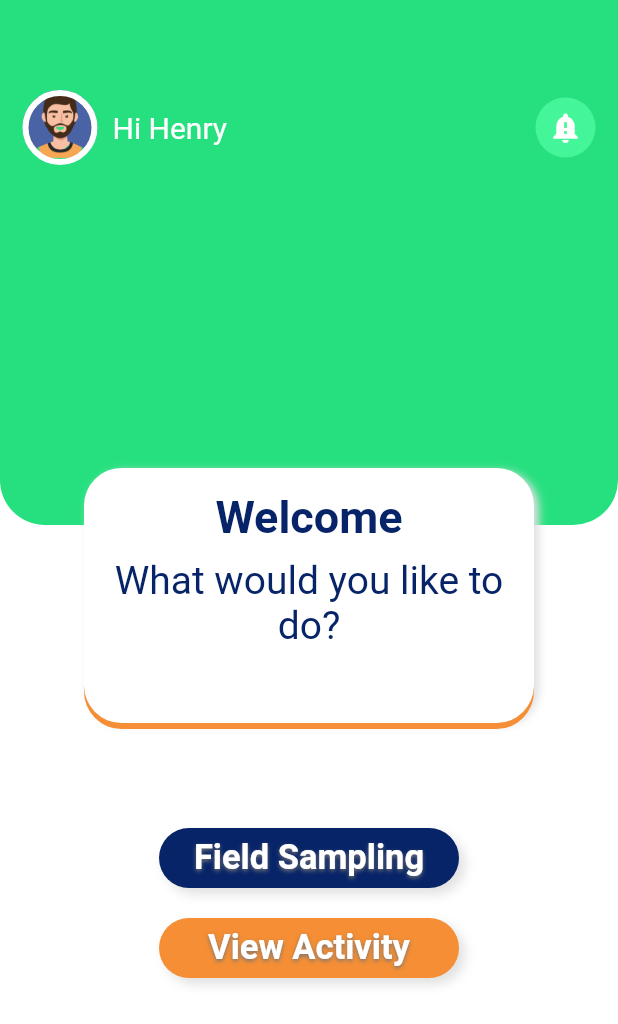
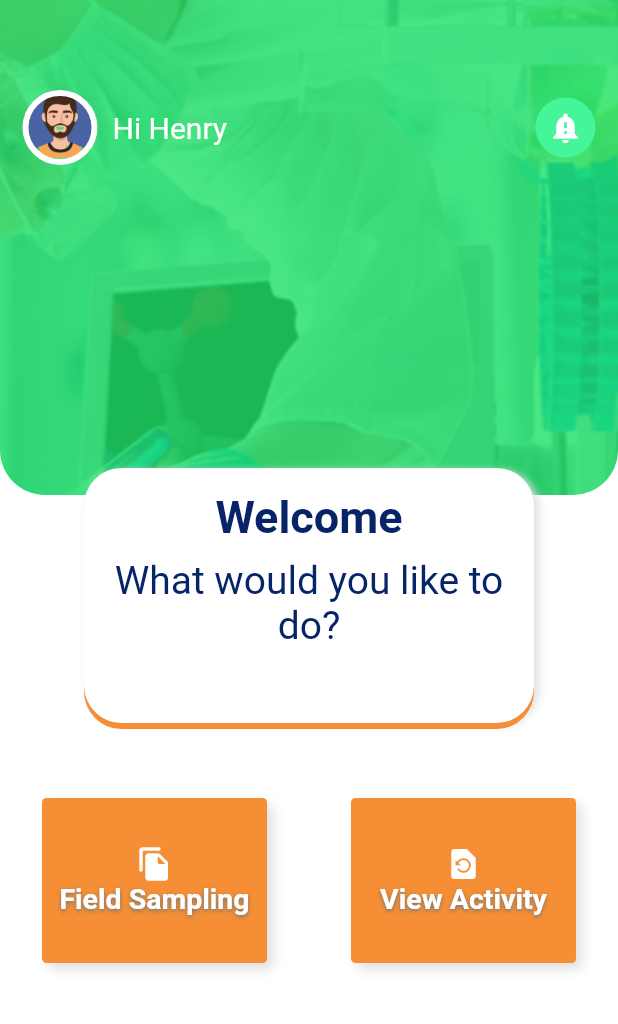
Before and after one commit to kekule15/pams, a Flutter app: the HomeView screen opened directly, on a phone screen of 412 x 824 dp. Shown: the top 1024 px of the screen. Run offline on Flutter 3.47's test engine with Material 2 defaults, Android fonts, the phone set to English and light mode, and no system bars; our stand-ins replace hexcolor.

Commit message:
homepage update

```diff
--- a/pams/lib/screens/homepage.dart
+++ b/pams/lib/screens/homepage.dart
@@ -98,9 +98,12 @@ class _HomeViewState extends State<HomeView> {
         children: <Widget>[
           Container(
             width: MediaQuery.of(context).size.width,
-            height: 350,
+            height: 330,
             decoration: BoxDecoration(
-                color: HexColor("#26E07F"),
+                // color: HexColor("#26E07F"),
+                image: DecorationImage(
+                    fit: BoxFit.cover,
+                    image: AssetImage('assets/backgroundImage.PNG')),
                 borderRadius: BorderRadius.only(
                     bottomLeft: Radius.circular(30),
                     bottomRight: Radius.circular(30))),
@@ -167,8 +170,7 @@ class _HomeViewState extends State<HomeView> {
             child: Container(
                 margin: EdgeInsets.only(top: 200),
                 height: 400,
-              child: Column(
-                children: <Widget>[
+                child: Column(children: <Widget>[
                   Container(
                     height: 170,
                     width: 300,
@@ -212,6 +214,11 @@ class _HomeViewState extends State<HomeView> {
                       ),
                     ),
                   ),
+                  Container(
+                    margin: EdgeInsets.fromLTRB(0, 50, 0, 0),
+                    child: Row(
+                      mainAxisAlignment: MainAxisAlignment.spaceAround,
+                      children: <Widget>[
                         InkWell(
                           onTap: () {
                             Navigator.push(
@@ -220,61 +227,10 @@ class _HomeViewState extends State<HomeView> {
                                     builder: (context) => FieldSampling()));
                           },
                           child: Container(
-                      margin: EdgeInsets.only(top: 70),
-                      height: 40,
-                      width: 200,
+                            height: 110,
+                            width: 150,
                             decoration: BoxDecoration(
-                        borderRadius: BorderRadius.circular(20),
-                        color: HexColor("#072468"),
-                        boxShadow: [
-                          // to make elevation
-                          BoxShadow(
-                            color: Colors.grey[300],
-                            offset: Offset(4, 4),
-                            blurRadius: 6,
-                          ),
-                          // to make the coloured border
-                          // BoxShadow(
-                          //   color: HexColor("#F58E34"),
-                          //   offset: Offset(0, 4),
-                          // ),
-                        ],
-                      ),
-                      child: Center(
-                        child: Text("Field Sampling",
-                            style: TextStyle(
-                                shadows: <Shadow>[
-                                  Shadow(
-                                    offset: Offset(0, 1.0),
-                                    blurRadius: 3.0,
-                                    color: Colors.grey[600],
-                                  ),
-                                  // Shadow(
-                                  //   offset: Offset(10.0, 10.0),
-                                  //   blurRadius: 8.0,
-                                  //   color: Colors.grey,
-                                  // ),
-                                ],
-                                fontWeight: FontWeight.bold,
-                                fontSize: 23,
-                                color: Colors.white)),
-                      ),
-                    ),
-                  ),
-                  InkWell(
-                    splashColor: Colors.white,
-                    onTap: () {
-                      Navigator.push(
-                          context,
-                          MaterialPageRoute(
-                              builder: (context) => HomePage(currentPage: 1)));
-                    },
-                    child: Container(
-                      margin: EdgeInsets.only(top: 20),
-                      height: 40,
-                      width: 200,
-                      decoration: BoxDecoration(
-                        borderRadius: BorderRadius.circular(20),
+                              borderRadius: BorderRadius.circular(3),
                               color: HexColor("#F58E34"),
                               boxShadow: [
                                 // to make elevation
@@ -291,7 +247,15 @@ class _HomeViewState extends State<HomeView> {
                               ],
                             ),
                             child: Center(
-                        child: Text("View Activity",
+                              child: Column(
+                                mainAxisAlignment: MainAxisAlignment.center,
+                                children: <Widget>[
+                                  Icon(
+                                    Icons.file_copy_rounded,
+                                    color: Colors.white,
+                                  ),
+                                  Text("Field Sampling",
+                                      textAlign: TextAlign.center,
                                       style: TextStyle(
                                           shadows: <Shadow>[
                                             Shadow(
@@ -306,14 +270,75 @@ class _HomeViewState extends State<HomeView> {
                                             // ),
                                           ],
                                           fontWeight: FontWeight.bold,
-                                fontSize: 23,
+                                          fontSize: 19,
                                           color: Colors.white)),
+                                ],
+                              ),
+                            ),
+                          ),
+                        ),
+                        InkWell(
+                          splashColor: Colors.white,
+                          onTap: () {
+                            Navigator.push(
+                                context,
+                                MaterialPageRoute(
+                                    builder: (context) =>
+                                        HomePage(currentPage: 1)));
+                          },
+                          child: Container(
+                            height: 110,
+                            width: 150,
+                            decoration: BoxDecoration(
+                              borderRadius: BorderRadius.circular(3),
+                              color: HexColor("#F58E34"),
+                              boxShadow: [
+                                // to make elevation
+                                BoxShadow(
+                                  color: Colors.grey[300],
+                                  offset: Offset(4, 4),
+                                  blurRadius: 6,
+                                ),
+                                // to make the coloured border
+                                // BoxShadow(
+                                //   color: HexColor("#F58E34"),
+                                //   offset: Offset(0, 4),
+                                // ),
+                              ],
+                            ),
+                            child: Column(
+                              mainAxisAlignment: MainAxisAlignment.center,
+                              children: <Widget>[
+                                Icon(
+                                  Icons.restore_page,
+                                  color: Colors.white,
+                                ),
+                                Text("View Activity",
+                                    textAlign: TextAlign.center,
+                                    style: TextStyle(
+                                        shadows: <Shadow>[
+                                          Shadow(
+                                            offset: Offset(0, 1.0),
+                                            blurRadius: 3.0,
+                                            color: Colors.grey[600],
+                                          ),
+                                          // Shadow(
+                                          //   offset: Offset(10.0, 10.0),
+                                          //   blurRadius: 8.0,
+                                          //   color: Colors.grey,
+                                          // ),
+                                        ],
+                                        fontWeight: FontWeight.bold,
+                                        fontSize: 19,
+                                        color: Colors.white)),
+                              ],
                             ),
                           ),
                         )
                       ],
                     ),
                   ),
+                ])),
           )
         ],
       ),
```
Lines whose indentation alone changed are shown as unchanged.
